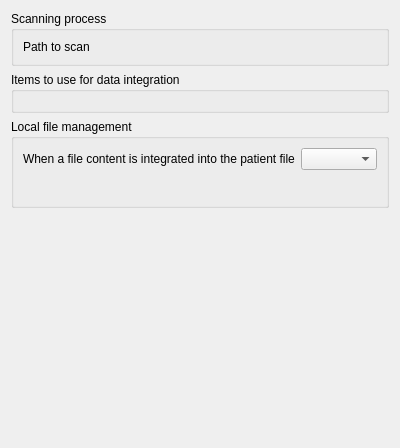
FreeHealth/freehealth, file plugins/toolsplugin/hprimintegrator/hprimpreferences.ui: the form before one commit.
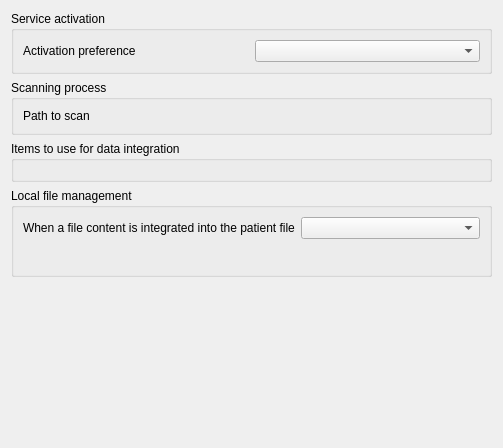
The form after the commit. Custom widgets are drawn as their Qt base class.

Commit message: HPRIM mode activation preference

The edit to the form file:
```diff
--- a/plugins/toolsplugin/hprimintegrator/hprimpreferences.ui
+++ b/plugins/toolsplugin/hprimintegrator/hprimpreferences.ui
@@ -6,7 +6,7 @@
    <rect>
     <x>0</x>
     <y>0</y>
-    <width>400</width>
+    <width>503</width>
     <height>448</height>
    </rect>
   </property>
@@ -15,6 +15,25 @@
   </property>
   <layout class="QGridLayout" name="gridLayout_5">
    <item row="0" column="0">
+    <widget class="QGroupBox" name="groupBox_4">
+     <property name="title">
+      <string>Service activation</string>
+     </property>
+     <layout class="QGridLayout" name="gridLayout_6">
+      <item row="0" column="0">
+       <widget class="QLabel" name="label_2">
+        <property name="text">
+         <string>Activation preference</string>
+        </property>
+       </widget>
+      </item>
+      <item row="0" column="1">
+       <widget class="QComboBox" name="activation"/>
+      </item>
+     </layout>
+    </widget>
+   </item>
+   <item row="1" column="0">
     <widget class="QGroupBox" name="groupBox">
      <property name="title">
       <string>Scanning process</string>
@@ -33,7 +52,7 @@
      </layout>
     </widget>
    </item>
-   <item row="1" column="0">
+   <item row="2" column="0">
     <widget class="QGroupBox" name="groupBox_2">
      <property name="title">
       <string>Items to use for data integration</string>
@@ -45,7 +64,7 @@
      </layout>
     </widget>
    </item>
-   <item row="2" column="0">
+   <item row="3" column="0">
     <widget class="QGroupBox" name="groupBox_3">
      <property name="title">
       <string>Local file management</string>
@@ -78,7 +97,7 @@
      </layout>
     </widget>
    </item>
-   <item row="3" column="0">
+   <item row="4" column="0">
     <spacer name="verticalSpacer">
      <property name="orientation">
       <enum>Qt::Vertical</enum>
```
The commit also changes 2 other files.
